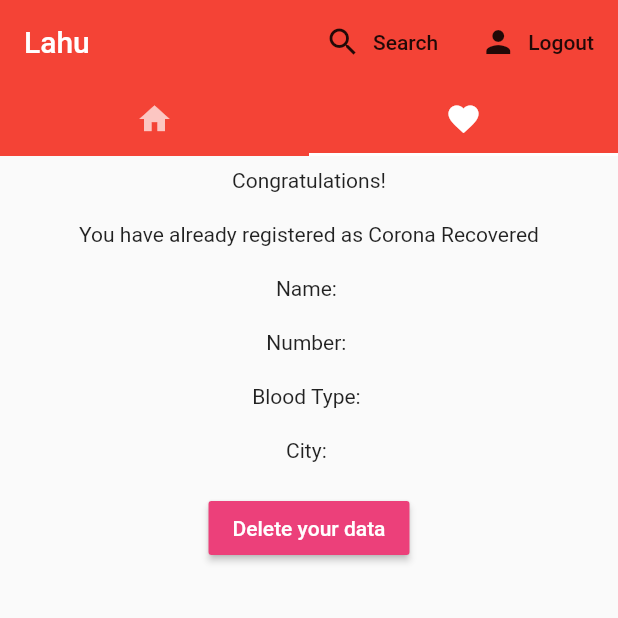
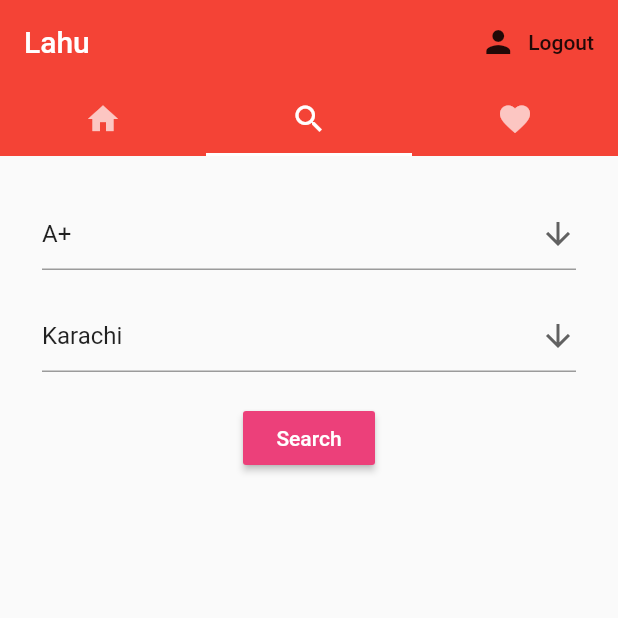
Before and after one commit to mustafaasif1/Lahu, a Flutter app: the screen it shows once a user with an empty profile is signed in, tab 2 chosen, on a phone screen of 412 x 824 dp, the top half of it. Run offline on Flutter 3.47's test engine with Material 2 defaults, Android fonts, the phone set to English and light mode, and no system bars; our stand-ins replace cloud_firestore, firebase_auth, flutter_spinkit, google_sign_in; accounts and stored records are empty.

```diff
--- a/lib/Pages/ask_data.dart
+++ b/lib/Pages/ask_data.dart
@@ -133,7 +133,7 @@ class _AskDataState extends State<AskData> {
             );
           } else {
             return Padding(
-              padding: const EdgeInsets.all(8.0),
+              padding: const EdgeInsets.all(20.0),
               child: Center(
                 child: Column(
                   children: <Widget>[
--- /dev/null
+++ b/lib/Pages/filter_page.dart
@@ -0,0 +1,116 @@
+import 'package:flutter/material.dart';
+import 'package:provider/provider.dart';
+import 'package:lahu/Models/user.dart';
+import 'package:lahu/Services/database.dart';
+import 'package:lahu/Models/lahu_data_class.dart';
+import 'package:lahu/Models/user.dart';
+import 'package:cloud_firestore/cloud_firestore.dart';
+import 'package:lahu/Pages/lahu_tile.dart';
+
+class FilterPage extends StatefulWidget {
+  @override
+  _FilterPageState createState() => _FilterPageState();
+}
+
+class _FilterPageState extends State<FilterPage> {
+  // final _formKey = GlobalKey<FormState>();
+  final List<String> blood = ['A+', 'A-', 'AB', 'B+', 'O-', 'All Bloodtypes'];
+  final List<String> city = [
+    'Karachi',
+    'Lahore',
+    'Islamabad',
+    'Multan',
+    'Hyderabad',
+    'All Cities'
+  ];
+
+  // String _currentName;
+  String _currentBloodType;
+  String _currentCity;
+  List<LahuDataObject> _result = [];
+
+  @override
+  Widget build(BuildContext context) {
+    final user = Provider.of<User>(context);
+
+    return Padding(
+      padding: const EdgeInsets.all(8.0),
+      child: Container(
+        child: Column(
+          children: <Widget>[
+            Padding(
+              padding: const EdgeInsets.all(20.0),
+              child: Column(
+                children: <Widget>[
+                  DropdownButtonFormField<String>(
+                    value: _currentBloodType ?? blood[0],
+                    icon: Icon(Icons.arrow_downward),
+                    iconSize: 24,
+                    elevation: 16,
+                    onChanged: (String newValue) {
+                      setState(() {
+                        _currentBloodType = newValue;
+                      });
+                    },
+                    items: blood.map<DropdownMenuItem<String>>((String value) {
+                      return DropdownMenuItem<String>(
+                        value: value,
+                        child: Text(value),
+                      );
+                    }).toList(),
+                  ),
+                  SizedBox(height: 20.0),
+                  DropdownButtonFormField<String>(
+                    value: _currentCity ?? city[0],
+                    icon: Icon(Icons.arrow_downward),
+                    iconSize: 24,
+                    elevation: 16,
+                    onChanged: (String newValue) {
+                      setState(() {
+                        _currentCity = newValue;
+                      });
+                    },
+                    items: city.map<DropdownMenuItem<String>>((String value) {
+                      return DropdownMenuItem<String>(
+                        value: value,
+                        child: Text(value),
+                      );
+                    }).toList(),
+                  ),
+                  SizedBox(height: 20.0),
+                  RaisedButton(
+                    color: Colors.pink[400],
+                    child:
+                        Text('Search', style: TextStyle(color: Colors.white)),
+                    onPressed: () async {
+                      print(_currentBloodType ?? blood[0]);
+                      print(_currentCity ?? city[0]);
+
+                      dynamic resultOtained =
+                          await DatabaseService(uid: user.uid)
+                              .getResults(_currentBloodType, _currentCity);
+
+                      // print(resultOtained[0].name);
+
+                      setState(() {
+                        _result = resultOtained;
+                      });
+                    },
+                  ),
+                ],
+              ),
+            ),
+            Expanded(
+              child: ListView.builder(
+                itemCount: _result.length,
+                itemBuilder: (context, index) {
+                  return LahuTile(lahuObject: _result[index]);
+                },
+              ),
+            ),
+          ],
+        ),
+      ),
+    );
+  }
+}
--- a/lib/Pages/home.dart
+++ b/lib/Pages/home.dart
@@ -6,6 +6,7 @@ import 'package:lahu/Pages/lahu_list.dart';
 import 'package:lahu/Models/lahu_data_class.dart';
 import 'package:lahu/Pages/filter_form.dart';
 import 'package:lahu/Pages/ask_data.dart';
+import 'package:lahu/Pages/filter_page.dart';
 
 class Home extends StatefulWidget {
   // const Home({Key key, @required this.user}) : super(key: key);
@@ -21,13 +22,15 @@ class _HomeState extends State<Home> {
   Widget build(BuildContext context) {
     void _showFilterPanel() {
       showModalBottomSheet(
-          context: context,
-          builder: (context) {
-            return Container(
-              padding: EdgeInsets.symmetric(vertical: 20.0, horizontal: 60.0),
-              child: FilterForm(),
-            );
-          });
+        context: context,
+        builder: (context) {
+          return Container(
+            height: 500,
+            padding: EdgeInsets.symmetric(vertical: 20.0, horizontal: 30.0),
+            child: FilterForm(),
+          );
+        },
+      );
     }
 
     // void _showAskDataPanel() {
@@ -44,17 +47,17 @@ class _HomeState extends State<Home> {
     return StreamProvider<List<LahuDataObject>>.value(
       value: DatabaseService().lahuData,
       child: DefaultTabController(
-        length: 2,
+        length: 3,
         child: Scaffold(
           // resizeToAvoidBottomPadding: false,
           appBar: AppBar(
             bottom: TabBar(
               tabs: [
                 Tab(icon: Icon(Icons.home)),
-                // Tab(
-                //     icon: Icon(
-                //   Icons.filter,
-                // )),
+                Tab(
+                    icon: Icon(
+                  Icons.search,
+                )),
                 Tab(
                     icon: Icon(
                   Icons.favorite,
@@ -64,14 +67,16 @@ class _HomeState extends State<Home> {
             title: Text('Lahu'),
             elevation: 0.0,
             actions: <Widget>[
-              FlatButton.icon(
-                  onPressed: () => _showFilterPanel(),
-                  // onPressed: () {},
-                  icon: Icon(Icons.search),
-                  label: Text('Search')),
+              // FlatButton.icon(
+              //     onPressed: () => _showFilterPanel(),
+              //     // onPressed: () {},
+              //     icon: Icon(Icons.search),
+              //     label: Text('Search')),
               FlatButton.icon(
                 icon: Icon(Icons.person),
-                label: Text('Logout'),
+                label: Text(
+                  'Logout',
+                ),
                 onPressed: () async {
                   await _auth.signOut();
                 },
@@ -81,7 +86,7 @@ class _HomeState extends State<Home> {
           body: TabBarView(
             children: [
               LahuList(),
-              // FilterPage(),
+              FilterPage(),
               AskData(),
             ],
           ),
```
Also changed, not shown: lib/Pages/filter_form.dart (+19 -3 lines), lib/Services/database.dart (+29 -19 lines).
